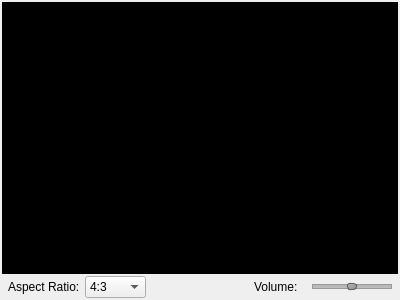
Qt form vlc-record/forms/cplayer.ui (code-google-com/vlc-record) before a commit.
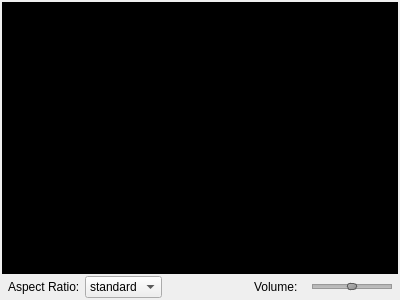
The same form after that commit. Icons and pictures are not drawn.

What changed in the file:
```diff
--- a/vlc-record/forms/cplayer.ui
+++ b/vlc-record/forms/cplayer.ui
@@ -58,6 +58,11 @@
      </item>
      <item>
       <widget class="QComboBox" name="cbxAspect">
+       <item>
+        <property name="text">
+         <string>standard</string>
+        </property>
+       </item>
        <item>
         <property name="text">
          <string>4:3</string>
```
